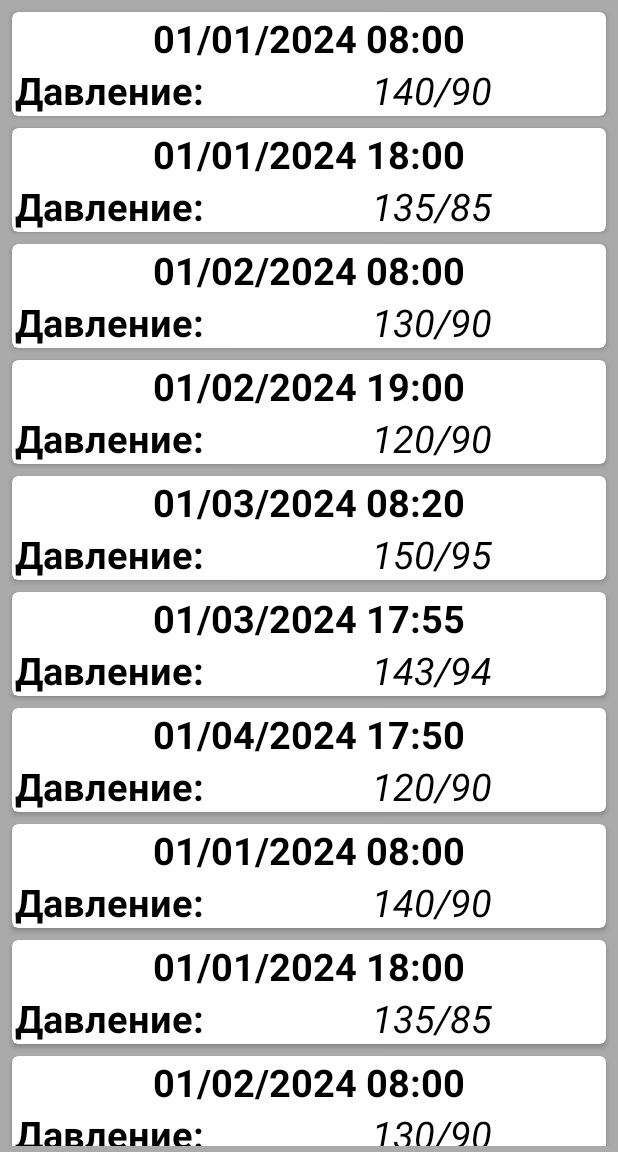
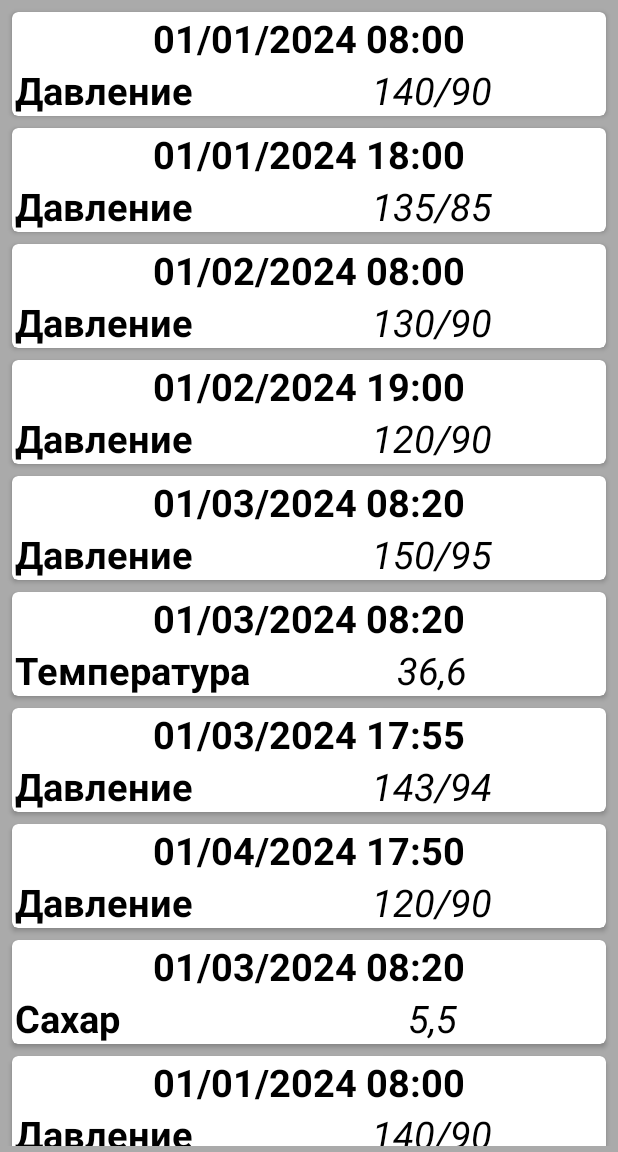
Before and after one commit to AlexandrPustohin/MyHealthApp, an Android app: the screen it shows after launch (MainActivity), on a phone screen of 412 x 824 dp, the part 84-1236 px from its top. Run offline under Robolectric (Android 15) with nearby library versions, the phone set to English and light mode, and no system bars; 2 statements that could not run were skipped.

Commit message:
Добавлены модели, работа с БД для типов

```diff
--- a/app/src/main/java/com/example/myhealthapp/MainActivity.java
+++ b/app/src/main/java/com/example/myhealthapp/MainActivity.java
@@ -6,9 +6,13 @@ import androidx.recyclerview.widget.LinearLayoutManager;
 import androidx.recyclerview.widget.RecyclerView;
 
 import android.os.Bundle;
+import android.util.Log;
+
+import com.example.myhealthapp.data.DataBaseHandler;
+import com.example.myhealthapp.model.HealthInfoItem;
+import com.example.myhealthapp.model.Type;
 
 import java.util.ArrayList;
-import java.util.List;
 
 public class MainActivity extends AppCompatActivity {
     private RecyclerView recyclerView; //связь с разметкой
@@ -29,24 +33,35 @@ public class MainActivity extends AppCompatActivity {
         layoutManager = new LinearLayoutManager(this);
         recyclerView.setAdapter(adapter);
         recyclerView.setLayoutManager(layoutManager);
+        DataBaseHandler dbh = new DataBaseHandler(this);
+        /*dbh.addType(new Type("Давление", "мм рт.ст"));
+        dbh.addType(new Type("Глюкоза", "ммоль/л"));
+        dbh.addType(new Type("Температура", "С"));*/
+        Type type = dbh.getTypeByName("Давление");
+        Log.d("Type:  ", type.getName()+ ", desc: "+type.getDescription());
     }
 
-    private ArrayList<RecyclerViewItem> getRecyclerViewItem(){
-        ArrayList<RecyclerViewItem> list = new ArrayList<>();
-        list.add(new RecyclerViewItem("01/01/2024 08:00", "140/90"));
-        list.add(new RecyclerViewItem("01/01/2024 18:00", "135/85"));
-        list.add(new RecyclerViewItem("01/02/2024 08:00", "130/90"));
-        list.add(new RecyclerViewItem("01/02/2024 19:00", "120/90"));
-        list.add(new RecyclerViewItem("01/03/2024 08:20", "150/95"));
-        list.add(new RecyclerViewItem("01/03/2024 17:55", "143/94"));
-        list.add(new RecyclerViewItem("01/04/2024 17:50", "120/90"));
-        list.add(new RecyclerViewItem("01/01/2024 08:00", "140/90"));
-        list.add(new RecyclerViewItem("01/01/2024 18:00", "135/85"));
-        list.add(new RecyclerViewItem("01/02/2024 08:00", "130/90"));
-        list.add(new RecyclerViewItem("01/02/2024 19:00", "120/90"));
-        list.add(new RecyclerViewItem("01/03/2024 08:20", "150/95"));
-        list.add(new RecyclerViewItem("01/03/2024 17:55", "143/94"));
-        list.add(new RecyclerViewItem("01/04/2024 17:50", "120/90"));
+
+    private ArrayList<HealthInfoItem> getRecyclerViewItem(){
+        ArrayList<HealthInfoItem> list = new ArrayList<>();
+        list.add(new HealthInfoItem("01/01/2024 08:00", "Давление","140/90"));
+        list.add(new HealthInfoItem("01/01/2024 18:00", "Давление","135/85"));
+        list.add(new HealthInfoItem("01/02/2024 08:00", "Давление","130/90"));
+        list.add(new HealthInfoItem("01/02/2024 19:00", "Давление","120/90"));
+        list.add(new HealthInfoItem("01/03/2024 08:20", "Давление","150/95"));
+        list.add(new HealthInfoItem("01/03/2024 08:20", "Температура","36,6"));
+        list.add(new HealthInfoItem("01/03/2024 17:55", "Давление","143/94"));
+        list.add(new HealthInfoItem("01/04/2024 17:50", "Давление","120/90"));
+        list.add(new HealthInfoItem("01/03/2024 08:20", "Сахар","5,5"));
+        list.add(new HealthInfoItem("01/01/2024 08:00", "Давление","140/90"));
+        list.add(new HealthInfoItem("01/01/2024 18:00", "Давление","135/85"));
+        list.add(new HealthInfoItem("01/02/2024 08:00", "Давление","130/90"));
+        list.add(new HealthInfoItem("01/03/2024 08:20", "Давление","150/95"));
+        list.add(new HealthInfoItem("01/03/2024 08:20", "Тепература","37.2"));
+        list.add(new HealthInfoItem("01/02/2024 19:00", "Давление","120/90"));
+        list.add(new HealthInfoItem("01/03/2024 08:20", "Давление","150/95"));
+        list.add(new HealthInfoItem("01/03/2024 17:55", "Давление","143/94"));
+        list.add(new HealthInfoItem("01/04/2024 17:50", "Давление","120/90"));
         return list;
     }
 
--- a/app/src/main/java/com/example/myhealthapp/RecyclerViewAdapter.java
+++ b/app/src/main/java/com/example/myhealthapp/RecyclerViewAdapter.java
@@ -8,12 +8,14 @@ import android.widget.TextView;
 import androidx.annotation.NonNull;
 import androidx.recyclerview.widget.RecyclerView;
 
+import com.example.myhealthapp.model.HealthInfoItem;
+
 import java.util.ArrayList;
 
 public class RecyclerViewAdapter extends RecyclerView.Adapter<RecyclerViewAdapter.RecyclerViewViewHolder> {
-    private ArrayList<RecyclerViewItem> arrayList;
+    private ArrayList<HealthInfoItem> arrayList;
 
-    public RecyclerViewAdapter(ArrayList<RecyclerViewItem> arrayList) {
+    public RecyclerViewAdapter(ArrayList<HealthInfoItem> arrayList) {
         this.arrayList = arrayList;
     }
 
@@ -27,10 +29,11 @@ public class RecyclerViewAdapter extends RecyclerView.Adapter<RecyclerViewAdapte
 
     @Override
     public void onBindViewHolder(@NonNull RecyclerViewViewHolder holder, int position) {
-        RecyclerViewItem recyclerViewItem = arrayList.get(position);//получаем элемент
+        HealthInfoItem healthInfoItem = arrayList.get(position);//получаем элемент
         //и данные элемента
-        holder.date.setText(recyclerViewItem.getTextDate());
-        holder.press.setText(recyclerViewItem.getTextPress());
+        holder.date.setText(healthInfoItem.getTextDate());
+        holder.info.setText(healthInfoItem.getTextInfo());
+        holder.type.setText(healthInfoItem.getTextType());
     }
 
     @Override
@@ -40,11 +43,13 @@ public class RecyclerViewAdapter extends RecyclerView.Adapter<RecyclerViewAdapte
 
     public static class RecyclerViewViewHolder extends RecyclerView.ViewHolder {
         public TextView date;
-        public TextView press;
+        public TextView info;
+        public TextView type;
         public RecyclerViewViewHolder(@NonNull View itemView) {
             super(itemView);
             date  = itemView.findViewById(R.id.textDate);
-            press = itemView.findViewById(R.id.textPress);
+            info = itemView.findViewById(R.id.textInfo);
+            type =  itemView.findViewById(R.id.textType);
         }
     }
 }
--- a/app/src/main/java/com/example/myhealthapp/RecyclerViewItem.java
+++ /dev/null
@@ -1,27 +0,0 @@
-package com.example.myhealthapp;
-
-public class RecyclerViewItem {
-    private String textDate; //дата строкой
-    private String textPress;//давление строкой
-
-    public RecyclerViewItem(String textDate, String textPress) {
-        this.textDate = textDate;
-        this.textPress = textPress;
-    }
-
-    public String getTextDate() {
-        return textDate;
-    }
-
-    public void setTextDate(String textDate) {
-        this.textDate = textDate;
-    }
-
-    public String getTextPress() {
-        return textPress;
-    }
-
-    public void setTextPress(String textPress) {
-        this.textPress = textPress;
-    }
-}
--- /dev/null
+++ b/app/src/main/java/com/example/myhealthapp/data/DataBaseHandler.java
@@ -0,0 +1,77 @@
+package com.example.myhealthapp.data;
+
+import android.content.ContentValues;
+import android.content.Context;
+import android.database.Cursor;
+import android.database.sqlite.SQLiteDatabase;
+import android.database.sqlite.SQLiteOpenHelper;
+
+import androidx.annotation.Nullable;
+
+import com.example.myhealthapp.model.Type;
+import com.example.myhealthapp.utils.Util;
+
+public class DataBaseHandler extends SQLiteOpenHelper {
+    public DataBaseHandler(@Nullable Context context) {
+        super(context, Util.DATABASE_NAME, null, Util.DATABASE_VERSION);
+    }
+
+    @Override
+    public void onCreate(SQLiteDatabase sqLiteDatabase) {
+        String CREATE_TYPE_TABLE = "CREATE TABLE "+ Util.TABLE_NAME_TYPES + " ( "
+                + Util.TYPE_ID+ " INTEGER PRIMARY KEY, "
+                + Util.TYPE_NAME+ " TEXT,"
+                + Util.TYPE_DESCRIPTION+ " TEXT )";
+        sqLiteDatabase.execSQL(CREATE_TYPE_TABLE);
+
+        String CREATE_INFO_TABLE = "CREATE TABLE "+ Util.TABLE_NAME_INFO + " ( "
+                + Util.INFO_ID+ " INTEGER PRIMARY KEY, "
+                + Util.INFO_DATA+ " TEXT,"
+                + Util.INFO_TYPE+ " TEXT,"
+                + Util.INFO_INFO+ " TEXT )";
+
+        sqLiteDatabase.execSQL(CREATE_INFO_TABLE);
+
+    }
+
+    @Override
+    public void onUpgrade(SQLiteDatabase sqLiteDatabase, int i, int i1) {
+        //TODO
+    }
+
+    public void addType(Type type){
+        SQLiteDatabase db = this.getWritableDatabase();
+
+        ContentValues contentValues = new ContentValues();
+        contentValues.put(Util.TYPE_NAME, type.getName());
+        contentValues.put(Util.TYPE_DESCRIPTION, type.getDescription());
+        db.insert(Util.TABLE_NAME_TYPES,null, contentValues);
+        db.close();
+
+    }
+
+    public Type getTypeByName(String name){
+        SQLiteDatabase db = this.getReadableDatabase();
+
+        Cursor cursor = db.query(Util.TABLE_NAME_TYPES,
+                                 new String[]{
+                                            Util.TYPE_ID
+                                         ,  Util.TYPE_NAME
+                                         ,  Util.TYPE_DESCRIPTION
+                                 },
+                Util.TYPE_NAME+"=?"
+                ,  new String[]{name}
+                , null
+                ,  null
+                , null
+                ,   null
+                );
+        if(cursor!=null){
+            cursor.moveToFirst();
+        }
+        Type type = new Type(Integer.parseInt(cursor.getString(0))
+                            , cursor.getString(1)
+                            , cursor.getString(2) );
+        return type;
+    }
+}
--- /dev/null
+++ b/app/src/main/java/com/example/myhealthapp/model/HealthInfoItem.java
@@ -0,0 +1,56 @@
+package com.example.myhealthapp.model;
+
+public class HealthInfoItem {
+    private long id;
+    private String textDate; //дата строкой
+    private String textType; //тип показания
+    private String textInfo;//значение строкой
+
+    public HealthInfoItem() {
+    }
+
+    public HealthInfoItem(long id, String textDate, String textType, String textInfo) {
+        this.id = id;
+        this.textDate = textDate;
+        this.textType = textType;
+        this.textInfo = textInfo;
+    }
+
+    public HealthInfoItem(String textDate, String textType, String textInfo) {
+        this.textDate = textDate;
+        this.textInfo = textInfo;
+        this.textType = textType;
+    }
+
+    public long getId() {
+        return id;
+    }
+
+    public void setId(long id) {
+        this.id = id;
+    }
+
+    public String getTextType() {
+        return textType;
+    }
+
+    public void setTextType(String textType) {
+        this.textType = textType;
+    }
+
+    public String getTextDate() {
+        return textDate;
+    }
+
+    public void setTextDate(String textDate) {
+        this.textDate = textDate;
+    }
+
+    public String getTextInfo() {
+        return textInfo;
+    }
+
+    public void setTextInfo(String textInfo) {
+        this.textInfo = textInfo;
+    }
+}
--- a/app/src/main/res/layout/recycler_view_item.xml
+++ b/app/src/main/res/layout/recycler_view_item.xml
@@ -23,7 +23,7 @@
             android:textStyle="bold" />
 
         <TextView
-            android:id="@+id/textView1"
+            android:id="@+id/textType"
             android:layout_width="162dp"
             android:layout_height="wrap_content"
             android:layout_below="@+id/textDate"
@@ -36,14 +36,14 @@
             android:textStyle="bold" />
 
         <TextView
-            android:id="@+id/textPress"
+            android:id="@+id/textInfo"
             android:layout_width="238dp"
             android:layout_height="wrap_content"
-            android:layout_alignBottom="@+id/textView1"
+            android:layout_alignBottom="@+id/textType"
             android:layout_marginStart="0dp"
             android:layout_marginLeft="104dp"
             android:layout_marginBottom="0dp"
-            android:layout_toEndOf="@+id/textView1"
+            android:layout_toEndOf="@+id/textType"
             android:gravity="center|center_horizontal"
             android:text="120/80"
             android:textColor="@android:color/black"
```
Also changed, not shown: app/src/main/java/com/example/myhealthapp/model/Type.java (added, +44 -0 lines), app/src/main/java/com/example/myhealthapp/utils/Util.java (added, +21 -0 lines), 1 other file.
